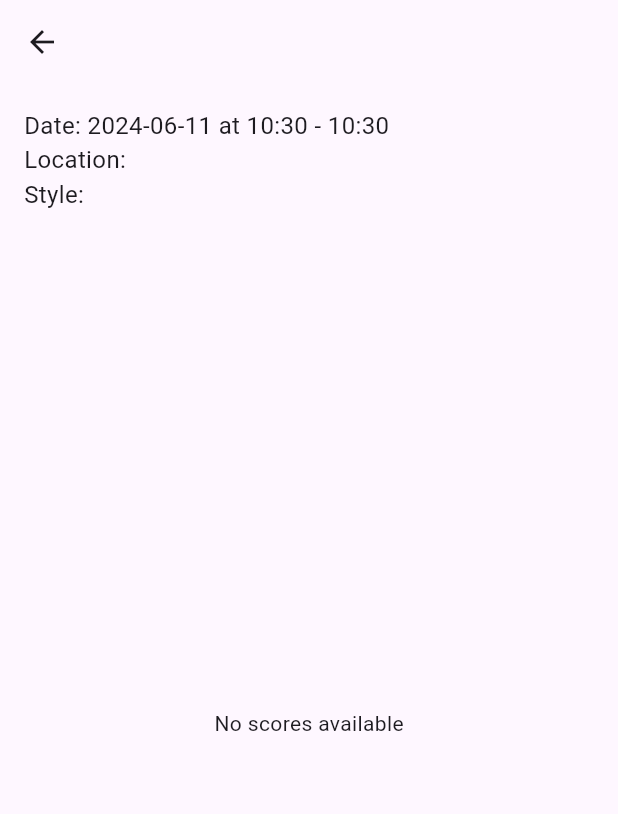
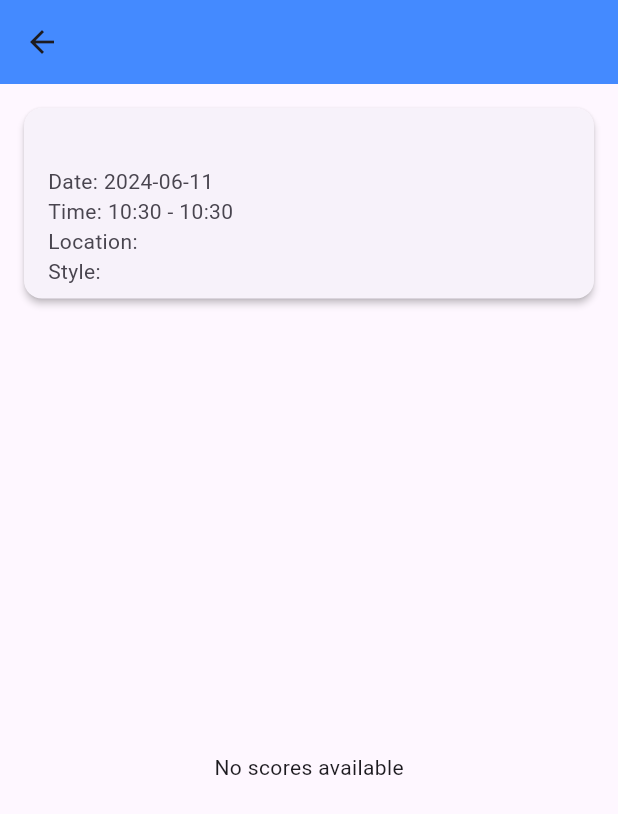
Before and after one commit to kayamustafa33/Capstone, a Flutter app: the CompetitionDetailScreen screen opened directly with empty values, on a phone screen of 412 x 824 dp. Shown: the top 814 px of the screen. Run offline on Flutter 3.47's test engine with Material 3 defaults, Android fonts, the phone set to English and light mode, and no system bars; our stand-ins replace bloc, equatable, flutter_bloc, fluttertoast, shared_preferences; missing offline and left inert: mysql1; accounts and stored records are empty.

Commit message:
fixed the error with score calculation and edited the design of watch live

```diff
--- a/lib/src/services/score_service.dart
+++ b/lib/src/services/score_service.dart
@@ -6,7 +6,7 @@ class ScoreService {
   Future<List<Score>> fetchScoresByCompetitionId(int competitionId) async {
     final conn = await DatabaseService().connection;
     final results = await conn.query('''
-      SELECT u.name AS playerName, SUM(pc.total_score) AS totalScore
+      SELECT u.name AS playerName, SUM(pc.score) AS totalScore
       FROM player_competition pc
       JOIN player p ON pc.player_id = p.player_id
       JOIN users u ON p.user_id = u.user_id
@@ -25,7 +25,7 @@ class ScoreService {
   Future<List<Score>> fetchScores(int competitionId, int userId) async {
     final conn = await DatabaseService().connection;
     final results = await conn.query('''
-      SELECT u.name AS playerName, SUM(pc.total_score) AS totalScore
+      SELECT u.name AS playerName, SUM(pc.score) AS totalScore
       FROM player_competition pc
       JOIN player p ON pc.player_id = p.player_id
       JOIN users u ON p.user_id = u.user_id
@@ -44,7 +44,7 @@ class ScoreService {
   Future<List<Score>> fetchOldScores(int userId) async {
     final conn = await DatabaseService().connection;
     final results = await conn.query('''
-      SELECT c.competition_name AS competitionName, SUM(pc.total_score) AS totalScore
+      SELECT c.competition_name AS competitionName, SUM(pc.score) AS totalScore
       FROM player_competition pc
       JOIN competition c ON pc.competition_id = c.competition_id
       WHERE pc.player_id = ? AND c.competition_date < CURDATE()
--- a/lib/src/views/watchLiveScreen/widgets/CompetitionDetailScreen.dart
+++ b/lib/src/views/watchLiveScreen/widgets/CompetitionDetailScreen.dart
@@ -25,21 +25,33 @@ class CompetitionDetailScreen extends StatelessWidget {
     return Scaffold(
       appBar: AppBar(
         title: Text(competition.competitionName),
+        backgroundColor: Colors.blueAccent,
       ),
       body: Padding(
         padding: const EdgeInsets.all(16.0),
         child: Column(
           crossAxisAlignment: CrossAxisAlignment.start,
           children: [
+            Card(
+              elevation: 2,
+              margin: const EdgeInsets.only(bottom: 16.0),
+              child: ListTile(
+                title: Text(
+                  competition.competitionName,
+                  style: TextStyle(fontSize: 20, fontWeight: FontWeight.bold),
+                ),
+                subtitle: Column(
+                  crossAxisAlignment: CrossAxisAlignment.start,
+                  children: [
+                    Text('Date: ${_formatDate(competition.competitionDate)}'),
                     Text(
-              'Date: ${_formatDate(competition.competitionDate)} at ${_formatTime(competition.startTime)} - ${_formatTime(competition.endTime)}',
-              style: TextStyle(fontSize: 16),
+                        'Time: ${_formatTime(competition.startTime)} - ${_formatTime(competition.endTime)}'),
+                    Text('Location: ${competition.location}'),
+                    Text('Style: ${competition.competitionStyle}'),
+                  ],
                 ),
-            Text('Location: ${competition.location}',
-                style: TextStyle(fontSize: 16)),
-            Text('Style: ${competition.competitionStyle}',
-                style: TextStyle(fontSize: 16)),
-            SizedBox(height: 16),
+              ),
+            ),
             Expanded(
               child: FutureBuilder<List<Score>>(
                 future: ScoreService()
@@ -52,7 +64,13 @@ class CompetitionDetailScreen extends StatelessWidget {
                   } else if (!snapshot.hasData || snapshot.data!.isEmpty) {
                     return Center(child: Text('No scores available'));
                   } else {
-                    return DataTable(
+                    return Card(
+                      elevation: 2,
+                      child: Row(
+                        crossAxisAlignment: CrossAxisAlignment.start,
+                        children: [
+                          Expanded(
+                            child: DataTable(
                               columns: [
                                 DataColumn(label: Text('Player Name')),
                                 DataColumn(label: Text('Total Score')),
@@ -63,6 +81,10 @@ class CompetitionDetailScreen extends StatelessWidget {
                                   DataCell(Text(score.totalScore.toString())),
                                 ]);
                               }).toList(),
+                            ),
+                          ),
+                        ],
+                      ),
                     );
                   }
                 },
```
Also changed, not shown: lib/src/views/watchLiveScreen/widgets/LiveScoresScreen.dart (+17 -3 lines). Lines whose indentation alone changed are shown as unchanged.
